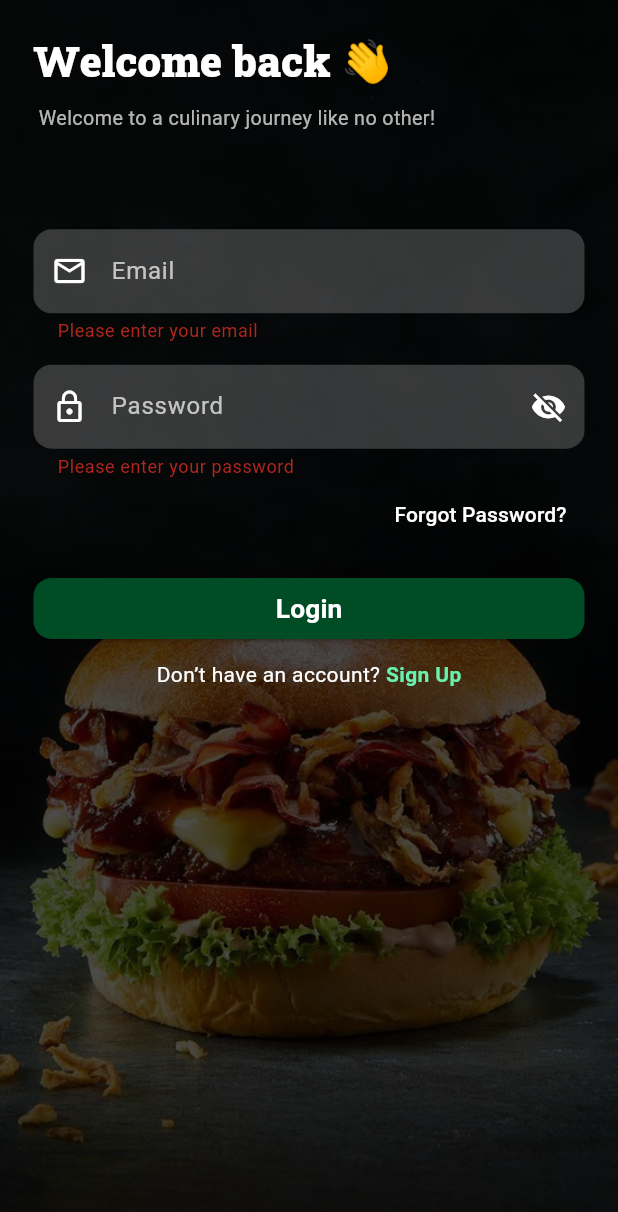
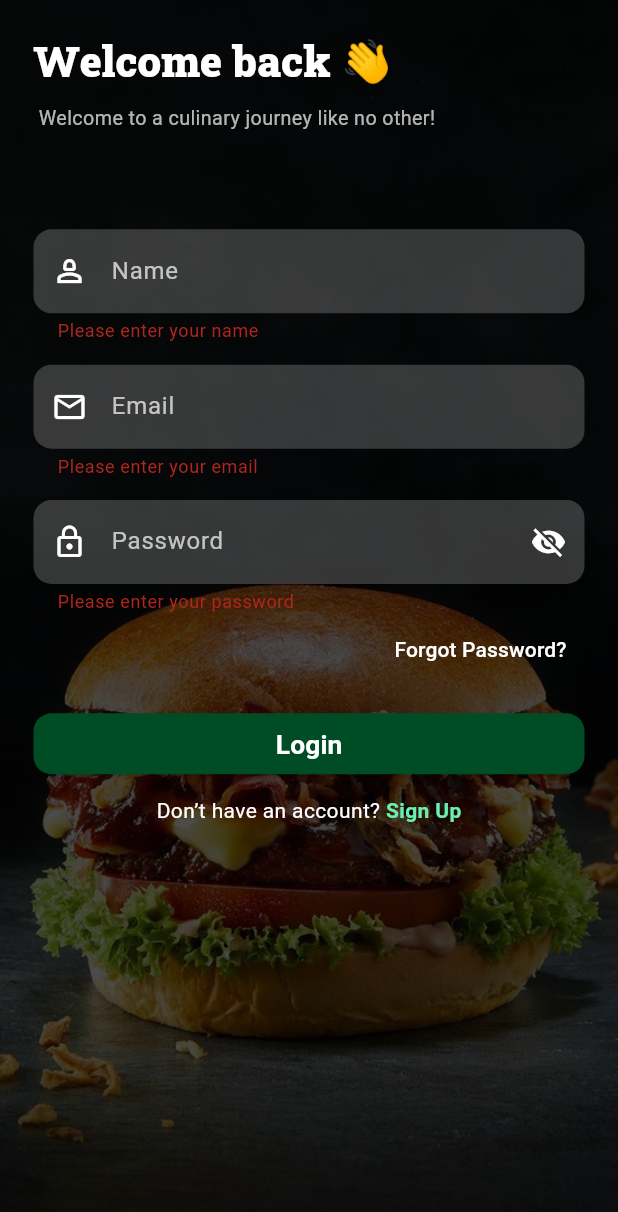
Before and after one commit to YassineDvP25/hungry, a Flutter app: the LoginScreen screen opened by its route, after a tap on "Login", on a phone screen of 412 x 824 dp. Shown: the top 1212 px of the screen. Run offline on Flutter 3.47's test engine with Material 3 defaults, Android fonts, the phone set to English and light mode, and no system bars; our stand-ins replace dio, flutter_bloc, flutter_screenutil, flutter_spinkit, flutter_svg, gap and 1 more; accounts and stored records are empty.

Commit message:
feat(auth): implement login cubit and update routing + network handling

```diff
--- a/lib/core/network/api_exceptions.dart
+++ b/lib/core/network/api_exceptions.dart
@@ -7,10 +7,15 @@ class ApiException implements Exception {
   ApiException(this.message, [this.statusCode]);
 
   @override
-  String toString() => 'ApiException ($statusCode): $message';
+  String toString() => message;
 
   /// Factory method to handle Dio errors gracefully
   factory ApiException.fromDioError(DioException error) {
+    var data = error.response?.data;
+    if (data is Map<String, dynamic> && data["message"] != null) {
+      print(data["message"]);
+      return ApiException(data["message"]);
+    }
     switch (error.type) {
       case DioExceptionType.connectionTimeout:
         return ApiException("Connection timeout. Please try again later.");
@@ -25,19 +30,21 @@ class ApiException implements Exception {
       case DioExceptionType.cancel:
         return ApiException("Request was cancelled by the user.");
       case DioExceptionType.connectionError:
-        return ApiException("Failed to connect to the server. Check your internet connection.");
+        return ApiException(
+          "Failed to connect to the server. Check your internet connection.",
+        );
       case DioExceptionType.unknown:
         return ApiException("An unexpected error occurred. Please try again.");
-
     }
   }
 
   /// Handle different HTTP response codes
   static ApiException _handleBadResponse(Response? response) {
     final statusCode = response?.statusCode;
-    final message = response?.data is Map && response?.data['message'] != null
-        ? response?.data['message'].toString()
-        : "Something went wrong while processing your request.";
+    final message =
+        response?.data is Map && response?.data['message'] != null
+            ? response?.data['message'].toString()
+            : "Something went wrong while processing your request.";
 
     switch (statusCode) {
       case 400:
@@ -45,11 +52,20 @@ class ApiException implements Exception {
       case 401:
         return ApiException("Unauthorized: Please log in again.", statusCode);
       case 403:
-        return ApiException("Forbidden: You don’t have permission to access this resource.", statusCode);
+        return ApiException(
+          "Forbidden: You don’t have permission to access this resource.",
+          statusCode,
+        );
       case 404:
-        return ApiException("Not Found: The requested resource could not be found.", statusCode);
+        return ApiException(
+          "Not Found: The requested resource could not be found.",
+          statusCode,
+        );
       case 500:
-        return ApiException("Internal Server Error. Please try again later.", statusCode);
+        return ApiException(
+          "Internal Server Error. Please try again later.",
+          statusCode,
+        );
       default:
         return ApiException(message!, statusCode);
     }
--- a/lib/core/network/dio_client.dart
+++ b/lib/core/network/dio_client.dart
@@ -4,7 +4,7 @@ import 'package:hungry/core/utils/pref_helper.dart';
 class DioClient {
   final Dio _dio = Dio(
     BaseOptions(
-      baseUrl: "https://sonic-zdi0.onrender.com/apiF",
+      baseUrl: "https://sonic-zdi0.onrender.com/api",
       headers: {"Content-Type": 'application/json'},
     ),
   );
--- a/lib/core/routes/app_router.dart
+++ b/lib/core/routes/app_router.dart
@@ -1,6 +1,8 @@
 import 'package:flutter/material.dart';
+import 'package:flutter_bloc/flutter_bloc.dart';
 import 'package:hungry/core/routes/routes.dart';
-import 'package:hungry/features/auth/view/login_screen.dart';
+import 'package:hungry/features/auth/login/cubit/login_cubit.dart';
+import 'package:hungry/features/auth/login/view/login_screen.dart';
 import 'package:hungry/features/auth/view/sign_up_screen.dart';
 import 'package:hungry/features/cart/view/cart_screen.dart';
 import 'package:hungry/features/checkout/view/checkout_screen.dart';
@@ -16,7 +18,13 @@ class AppRouter {
       case Routes.splashScreen:
         return MaterialPageRoute(builder: (_) => SplashScreen());
       case Routes.loginScreen:
-        return MaterialPageRoute(builder: (_) => LoginScreen());
+        return MaterialPageRoute(
+          builder:
+              (_) => BlocProvider(
+                create: (context) => LoginCubit(),
+                child: LoginScreen(),
+              ),
+        );
       case Routes.signUpScreen:
         return MaterialPageRoute(builder: (_) => SignUpScreen());
       case Routes.appRoute:
--- a/lib/features/auth/data/auth_repo.dart
+++ b/lib/features/auth/data/auth_repo.dart
@@ -5,16 +5,16 @@ import 'package:hungry/core/network/api_serves.dart';
 import 'package:hungry/core/utils/pref_helper.dart';
 import 'package:hungry/features/auth/data/auth_model.dart';
 
-
 class AuthRepo {
   ApiService apiService = ApiService();
   bool isGuest = false;
   UserModel? _currentUser;
 
   /// Login
-  Future<UserModel?> login(String email, String password) async {
+  Future<UserModel?> login(String name, String email, String password) async {
     try {
       final response = await apiService.postRequest('/login', {
+        'name': name,
         'email': email,
         'password': password,
       });
@@ -29,16 +29,17 @@ class AuthRepo {
 
         print('📡 Login response - code: $code, data: $data');
 
-        if (code != 200 && code != 201) {
+        if (code != 200 && code != 201 && data == null) {
+          print(msg);
           throw ApiError(message: msg ?? 'Unknown error');
         }
 
         final user = UserModel.fromJson(data);
-        print('🔐 Login successful - User token: ${user.token ?? 'null'}');
+        // print('🔐 Login successful - User token: ${user.token ?? 'null'}');
 
         if (user.token != null) {
           await PrefHelper.saveToken(user.token!);
-          print('💾 Token saved to storage: ${user.token}');
+          // print('💾 Token saved to storage: ${user.token}');
         } else {
           print('⚠️ No token received from server!');
         }
--- /dev/null
+++ b/lib/features/auth/login/cubit/login_cubit.dart
@@ -0,0 +1,74 @@
+import 'package:flutter/material.dart';
+import 'package:flutter_bloc/flutter_bloc.dart';
+import 'package:flutter_screenutil/flutter_screenutil.dart';
+import 'package:hungry/core/network/api_error.dart';
+import 'package:hungry/features/auth/data/auth_repo.dart';
+import 'package:hungry/route.dart';
+
+part 'login_state.dart';
+
+class LoginCubit extends Cubit<LoginState> {
+  LoginCubit() : super(LoginInitial());
+  AuthRepo authRepo = AuthRepo();
+
+  final formKey = GlobalKey<FormState>();
+  TextEditingController nameController = TextEditingController();
+  TextEditingController emailController = TextEditingController();
+  TextEditingController passwordController = TextEditingController();
+  void showAppSnackBar(
+    BuildContext context, {
+    required String message,
+    Color backgroundColor = Colors.red,
+    Duration duration = const Duration(seconds: 3),
+  }) {
+    ScaffoldMessenger.of(context)
+      ..hideCurrentSnackBar()
+      ..showSnackBar(
+        SnackBar(
+          behavior: SnackBarBehavior.floating,
+          margin: const EdgeInsets.all(16).r,
+          shape: RoundedRectangleBorder(
+            borderRadius: BorderRadius.circular(12).r,
+
+          ),
+          content: Text(
+            message,
+            style: TextStyle(fontSize: 14.sp, color: Colors.white,fontWeight: FontWeight.bold),
+          ),
+          backgroundColor: backgroundColor,
+          duration: duration,
+        ),
+      );
+  }
+
+  Future<void> login(context) async {
+    if (formKey.currentState!.validate()) {
+      try {
+        emit(LoginLoading());
+        final user = await authRepo.login(
+          nameController.text.trim(),
+
+          emailController.text.trim(),
+          passwordController.text.trim(),
+        );
+
+        if (user != null) {
+          emit(LoginSuccess());
+          Navigator.push(
+            context,
+            MaterialPageRoute(builder: (c) => AppRoute()),
+          );
+        }
+      } catch (e) {
+        emit(LoginFailure());
+        String errorMsg = 'unhandled error in login';
+
+        if (e is ApiError) {
+          errorMsg = e.message!;
+        }
+        print(errorMsg);
+        showAppSnackBar(context, message: errorMsg);
+      }
+    }
+  }
+}
--- /dev/null
+++ b/lib/features/auth/login/cubit/login_state.dart
@@ -0,0 +1,12 @@
+
+part of 'login_cubit.dart';
+
+
+
+@immutable
+sealed class LoginState {}
+
+final class LoginInitial extends LoginState {}
+final class LoginLoading extends LoginState {}
+final class LoginSuccess extends LoginState {}
+final class LoginFailure extends LoginState {}
--- /dev/null
+++ b/lib/features/auth/login/view/login_screen.dart
@@ -0,0 +1,190 @@
+import 'package:flutter/material.dart';
+import 'package:flutter_bloc/flutter_bloc.dart';
+import 'package:flutter_screenutil/flutter_screenutil.dart';
+import 'package:flutter_spinkit/flutter_spinkit.dart';
+import 'package:gap/gap.dart';
+import 'package:hungry/core/routes/routes.dart';
+import 'package:hungry/core/utils/validators.dart';
+import 'package:hungry/features/auth/components/text_form_field.dart';
+import 'package:hungry/features/auth/components/top_bar.dart';
+import 'package:hungry/features/auth/login/cubit/login_cubit.dart';
+
+class LoginScreen extends StatefulWidget {
+  const LoginScreen({super.key});
+
+  @override
+  State<LoginScreen> createState() => _LoginScreenState();
+}
+
+class _LoginScreenState extends State<LoginScreen> {
+  bool _obscurePassword = true;
+
+  @override
+  Widget build(BuildContext context) {
+    return Scaffold(
+      body: Stack(
+        fit: StackFit.expand,
+        children: [
+          // Burger Background Image
+          Image.asset("assets/burger/burger12.jpeg", fit: BoxFit.cover),
+
+          Container(color: Colors.black.withValues(alpha: 0.7)),
+
+          /// auth
+          SafeArea(
+            child: SingleChildScrollView(
+              padding: const EdgeInsets.symmetric(horizontal: 22.0).r,
+              child: Column(
+                crossAxisAlignment: CrossAxisAlignment.start,
+                children: [
+                  Gap(20.h),
+                  TopBar(
+                    title: 'Welcome back 👋',
+                    subtitle: ' Welcome to a culinary journey like no other!',
+                  ),
+                  Gap(40.h),
+
+                  BlocBuilder<LoginCubit, LoginState>(
+                    builder: (context, state) {
+                      return Form(
+                        key: context.read<LoginCubit>().formKey,
+                        child: Column(
+                          children: [
+                            // Name Field
+                            AuthTextFormField(
+                              controller:
+                                  context.read<LoginCubit>().nameController,
+                              labelText: 'Name',
+                              icon: Icons.person_2_outlined,
+                              validator: (value) {
+                                return nameValidation(value);
+                              },
+                              obscureText: false,
+                            ),
+                            Gap(14.h),
+                            // Email Field
+                            AuthTextFormField(
+                              controller:
+                                  context.read<LoginCubit>().emailController,
+                              labelText: 'Email',
+                              icon: Icons.email_outlined,
+                              validator: (value) {
+                                return emailValidation(value);
+                              },
+                              obscureText: false,
+                            ),
+                            Gap(14.h),
+
+                            /// Pssword Field
+                            AuthTextFormField(
+                              controller:
+                                  context.read<LoginCubit>().passwordController,
+                              labelText: 'Password',
+                              icon: Icons.lock_outline,
+                              suffixIcon: IconButton(
+                                icon: Icon(
+                                  _obscurePassword
+                                      ? Icons.visibility_off
+                                      : Icons.visibility,
+                                  color: Colors.white,
+                                ),
+                                onPressed: () {
+                                  setState(() {
+                                    _obscurePassword = !_obscurePassword;
+                                  });
+                                },
+                              ),
+                              validator: (value) {
+                                return passwordValidation(value);
+                              },
+                              obscureText: _obscurePassword,
+                            ),
+
+                            Align(
+                              alignment: Alignment.centerRight,
+                              child: TextButton(
+                                onPressed: () {},
+                                child: const Text(
+                                  "Forgot Password?",
+                                  style: TextStyle(color: Colors.white),
+                                ),
+                              ),
+                            ),
+                          ],
+                        ),
+                      );
+                    },
+                  ),
+
+                  Gap(18.h),
+
+                  /// Login Button''''''
+                  BlocBuilder<LoginCubit, LoginState>(
+                    builder: (context, state) {
+                      return state is LoginLoading
+                          ? Center(
+                            child: SpinKitFadingCircle(
+                              color: Colors.teal,
+                              size: 50.0,
+                            ),
+                          )
+                          : SizedBox(
+                            width: double.infinity,
+                            height: 40.h,
+                            child: ElevatedButton(
+                              style: ElevatedButton.styleFrom(
+                                backgroundColor: const Color(0xFF004D25),
+                                shape: RoundedRectangleBorder(
+                                  borderRadius: BorderRadius.circular(12),
+                                ),
+                              ),
+                              onPressed: () {
+                                context.read<LoginCubit>().login(context);
+                              },
+                              child: Text(
+                                "Login",
+                                style: TextStyle(
+                                  fontSize: 16.sp,
+                                  fontWeight: FontWeight.bold,
+                                  color: Colors.white,
+                                ),
+                              ),
+                            ),
+                          );
+                    },
+                  ),
+
+                  Gap(14),
+
+                  /// Sign Up Link
+                  Row(
+                    mainAxisAlignment: MainAxisAlignment.center,
+                    children: [
+                      const Text(
+                        "Don’t have an account? ",
+                        style: TextStyle(color: Colors.white),
+                      ),
+                      GestureDetector(
+                        onTap: () {
+                          Navigator.pushNamed(context, Routes.signUpScreen);
+                        },
+                        child: const Text(
+                          "Sign Up",
+                          style: TextStyle(
+                            color: Colors.greenAccent,
+                            fontWeight: FontWeight.bold,
+                          ),
+                        ),
+                      ),
+                    ],
+                  ),
+                  Gap(40.h),
+                ],
+              ),
+            ),
+          ),
+        ],
+      ),
+    );
+  }
+}
--- a/lib/features/auth/view/login_screen.dart
+++ /dev/null
@@ -1,167 +0,0 @@
-import 'package:flutter/material.dart';
-import 'package:flutter_screenutil/flutter_screenutil.dart';
-import 'package:gap/gap.dart';
-import 'package:hungry/core/routes/routes.dart';
-import 'package:hungry/core/utils/validators.dart';
-import 'package:hungry/features/auth/components/text_form_field.dart';
-import 'package:hungry/features/auth/components/top_bar.dart';
-
-class LoginScreen extends StatefulWidget {
-  const LoginScreen({super.key});
-
-  @override
-  State<LoginScreen> createState() => _LoginScreenState();
-}
-
-class _LoginScreenState extends State<LoginScreen> {
-  final _formKey = GlobalKey<FormState>();
-  final TextEditingController _emailController = TextEditingController();
-  final TextEditingController _passwordController = TextEditingController();
-  bool _obscurePassword = true;
-
-  @override
-  Widget build(BuildContext context) {
-    return Scaffold(
-      body: Stack(
-        fit: StackFit.expand,
-        children: [
-          // Burger Background Image
-          Image.asset(
-            "assets/burger/how was your day_ 💕 😊.jpeg", // ضع صورة الساندويتش هنا
-            fit: BoxFit.cover,
-          ),
-
-          Container(color: Colors.black.withValues(alpha: 0.7)),
-
-
-          /// auth
-          SafeArea(
-            child: SingleChildScrollView(
-              padding: const EdgeInsets.symmetric(horizontal: 22.0).r,
-              child: Column(
-                crossAxisAlignment: CrossAxisAlignment.start,
-                children: [
-                  Gap(20.h),
-                  TopBar(
-                    title: 'Welcome back 👋',
-                    subtitle: ' Welcome to a culinary journey like no other!',
-                  ),
-                  Gap(40.h),
-
-                  Form(
-                    key: _formKey,
-                    child: Column(
-                      children: [
-                        // Email Field
-                        AuthTextFormField(
-                          controller: _emailController,
-                          labelText: 'Email',
-                          icon: Icons.email_outlined,
-                          validator: (value) {
-                            return emailValidation(value);
-                          },
-                          obscureText: false,
-                        ),
-                        Gap(14.h),
-
-                        /// Pssword Field
-                        AuthTextFormField(
-                          controller: _passwordController,
-                          labelText: 'Password',
-                          icon: Icons.lock_outline,
-                          suffixIcon: IconButton(
-                            icon: Icon(
-                              _obscurePassword
-                                  ? Icons.visibility_off
-                                  : Icons.visibility,
-                              color: Colors.white,
-                            ),
-                            onPressed: () {
-                              setState(() {
-                                _obscurePassword = !_obscurePassword;
-                              });
-                            },
-                          ),
-                          validator: (value) {
-                            return passwordValidation(value);
-                          },
-                          obscureText: _obscurePassword,
-                        ),
-
-                        Align(
-                          alignment: Alignment.centerRight,
-                          child: TextButton(
-                            onPressed: () {},
-                            child: const Text(
-                              "Forgot Password?",
-                              style: TextStyle(color: Colors.white),
-                            ),
-                          ),
-                        ),
-                      ],
-                    ),
-                  ),
-
-                  Gap(18.h),
-
-                  /// Login Button
-                  SizedBox(
-                    width: double.infinity,
-                    height: 40.h,
-                    child: ElevatedButton(
-                      style: ElevatedButton.styleFrom(
-                        backgroundColor: const Color(0xFF004D25),
-                        shape: RoundedRectangleBorder(
-                          borderRadius: BorderRadius.circular(12),
-                        ),
-                      ),
-                      onPressed: () {
-                        if (_formKey.currentState!.validate()) {
-                          Navigator.pushReplacementNamed(context, "/home");
-                        }
-                      },
-                      child: Text(
-                        "Login",
-                        style: TextStyle(
-                          fontSize: 16.sp,
-                          fontWeight: FontWeight.bold,
-                          color: Colors.white,
-                        ),
-                      ),
-                    ),
-                  ),
-
-                  Gap(14),
-
-                  /// Sign Up Link
-                  Row(
-                    mainAxisAlignment: MainAxisAlignment.center,
-                    children: [
-                      const Text(
-                        "Don’t have an account? ",
-                        style: TextStyle(color: Colors.white),
-                      ),
-                      GestureDetector(
-                        onTap: () {
-                          Navigator.pushNamed(context, Routes.signUpScreen);
-                        },
-                        child: const Text(
-                          "Sign Up",
-                          style: TextStyle(
-                            color: Colors.greenAccent,
-                            fontWeight: FontWeight.bold,
-                          ),
-                        ),
-                      ),
-                    ],
-                  ),
-                  Gap(40.h),
-                ],
-              ),
-            ),
-          ),
-        ],
-      ),
-    );
-  }
-}
--- a/lib/hungry_app.dart
+++ b/lib/hungry_app.dart
@@ -17,7 +17,7 @@ class HungryApp extends StatelessWidget {
       designSize: Size(375, 812),
 
       child: MaterialApp(
-        initialRoute: Routes.splashScreen,
+        initialRoute: Routes.loginScreen,
         routes: {
           Routes.homeScreen: (context) => HomeScreen(),
           Routes.cartScreen: (context) => CartScreen(),
--- a/pubspec.yaml
+++ b/pubspec.yaml
@@ -39,6 +39,8 @@ dependencies:
   gap: ^3.0.1
   dio: ^5.9.0
   shared_preferences: ^2.5.3
+  flutter_bloc: ^9.1.1
+  flutter_spinkit: ^5.2.2
 
 dev_dependencies:
   flutter_test:
```
Also changed, not shown: assets/burger/burger12.jpeg (renamed from assets/burger/how was your day_ 💕 😊.jpeg), pubspec.lock.
